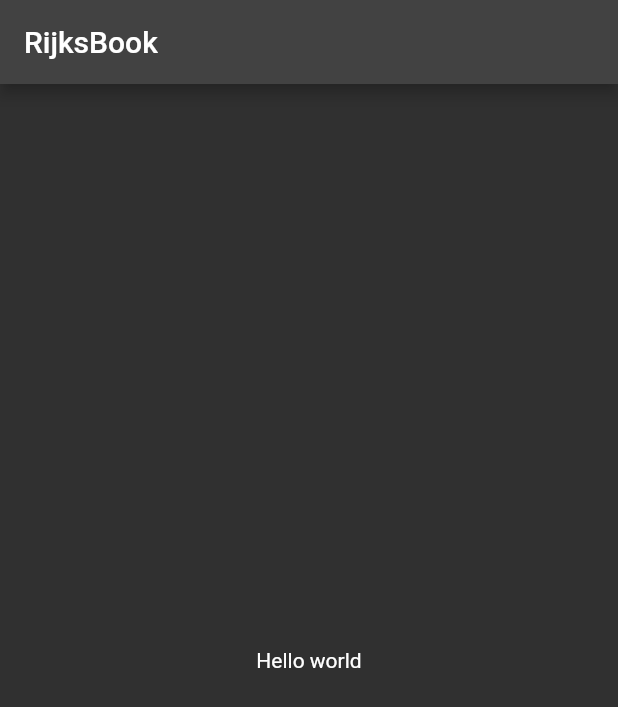
After one commit to jogboms/rijksbook, a Flutter app: the screen it shows after launch, on a phone screen of 412 x 824 dp. The commit adds this screen. Shown: the top 707 px of the screen. Run offline on Flutter 3.47's test engine with Material 2 defaults, Android fonts, the phone set to English and light mode, and no system bars.

Commit message:
Extract home page

```diff
--- a/lib/app.dart
+++ b/lib/app.dart
@@ -1,4 +1,6 @@
 import 'package:flutter/material.dart';
+
+import 'screens.dart';
 
 class App extends StatefulWidget {
   const App({Key? key}) : super(key: key);
@@ -12,9 +14,6 @@ class _AppState extends State<App> {
   Widget build(BuildContext context) => MaterialApp(
         title: 'RijksBook',
         theme: ThemeData.dark(),
-        home: Scaffold(
-          appBar: AppBar(title: const Text('RijksBook')),
-          body: const Center(child: Text('Hello world')),
-        ),
+        home: const HomePage(),
       );
 }
--- /dev/null
+++ b/lib/screens.dart
@@ -0,0 +1 @@
+export 'screens/home_page.dart';
--- /dev/null
+++ b/lib/screens/home_page.dart
@@ -0,0 +1,16 @@
+import 'package:flutter/material.dart';
+
+class HomePage extends StatefulWidget {
+  const HomePage({Key? key}) : super(key: key);
+
+  @override
+  _HomePageState createState() => _HomePageState();
+}
+
+class _HomePageState extends State<HomePage> {
+  @override
+  Widget build(BuildContext context) => Scaffold(
+        appBar: AppBar(title: const Text('RijksBook')),
+        body: const Center(child: Text('Hello world')),
+      );
+}
```
